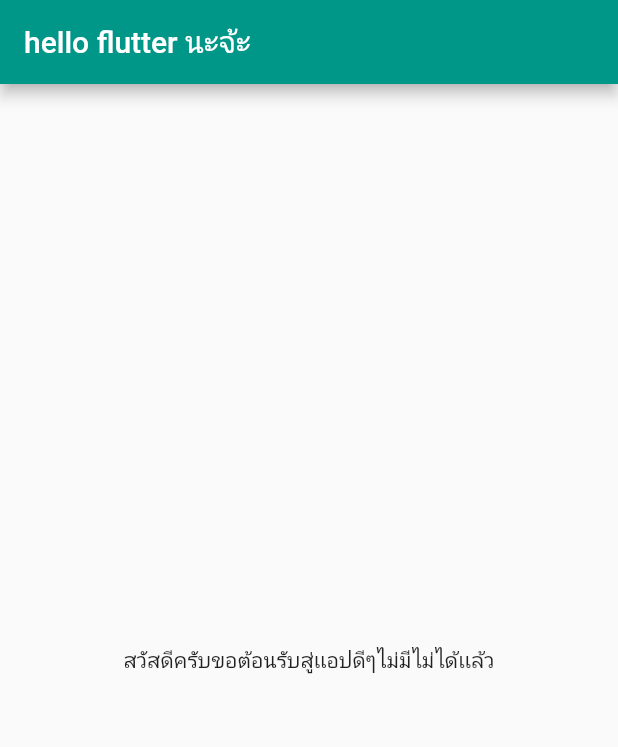
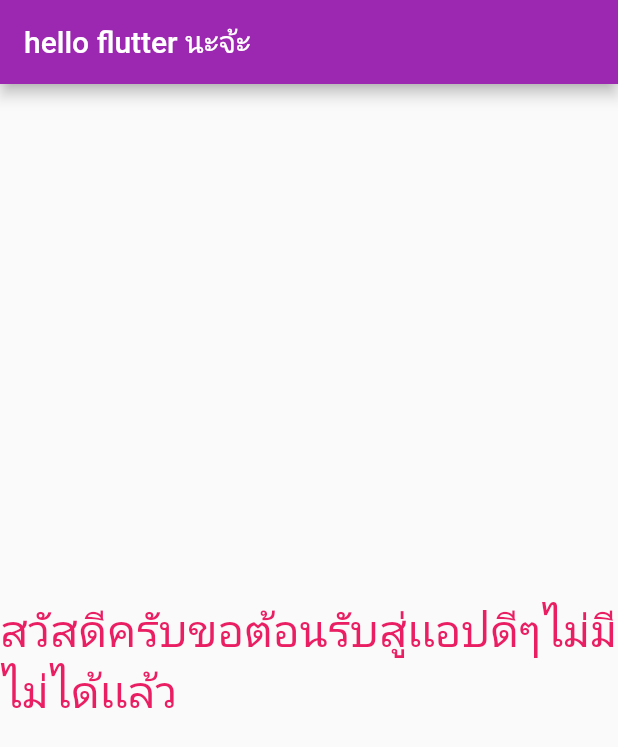
Before and after one commit to SIBPPAKORN/project-flutter_app, a Flutter app: the screen it shows after launch, on a phone screen of 412 x 824 dp. Shown: the top 747 px of the screen. Run offline on Flutter 3.47's test engine with Material 2 defaults, Android fonts, the phone set to English and light mode, and no system bars.

Commit message:
fontsize30pink

```diff
--- a/lib/main.dart
+++ b/lib/main.dart
@@ -15,10 +15,11 @@ class sibpakornapp extends StatelessWidget {
           title: Text("hello flutter นะจ้ะ"),
         ),
         body: Center(
-          child: Text("สวัสดีครับขอต้อนรับสู่เเอปดีๆไม่มีไม่ได้เเล้ว"),
+          child: Text("สวัสดีครับขอต้อนรับสู่เเอปดีๆไม่มีไม่ได้เเล้ว",
+              style: TextStyle(fontSize: 30, color: Colors.pink)),
         ),
       ),
-      theme: ThemeData(primarySwatch: Colors.teal),
+      theme: ThemeData(primarySwatch: Colors.purple),
     );
   }
 }
```
